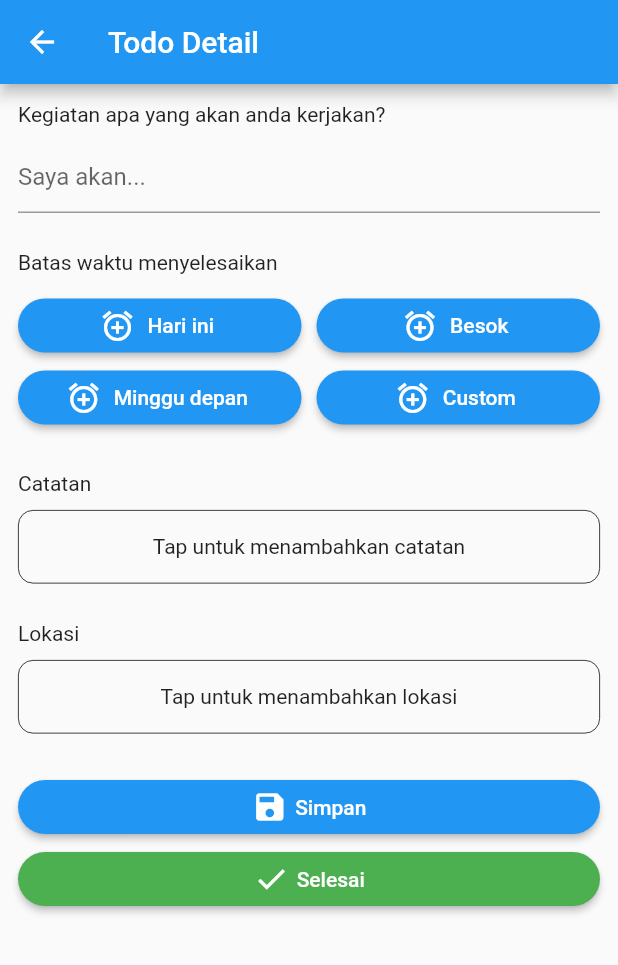
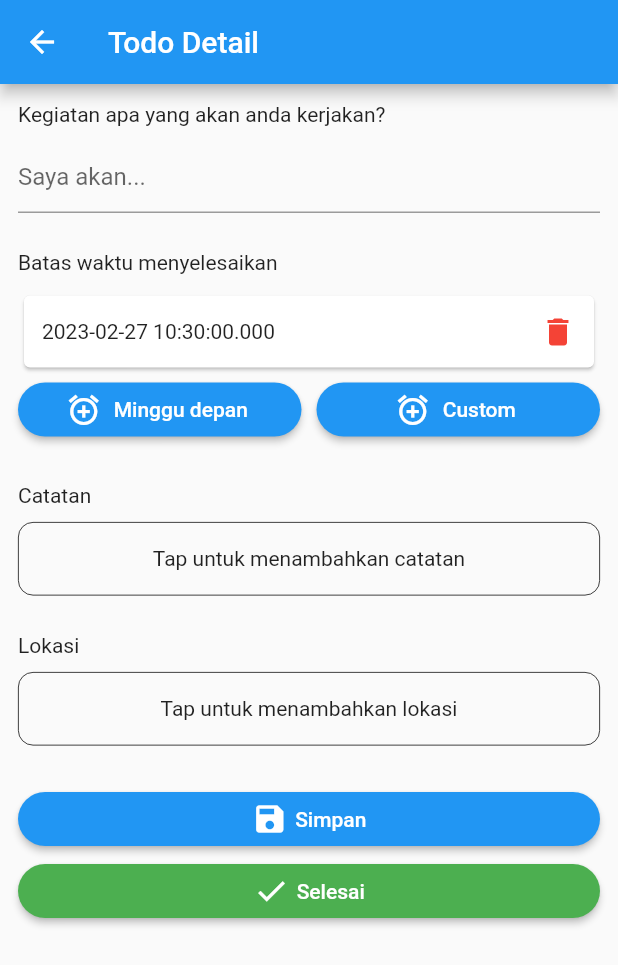
Before and after one commit to fanolans/ontask, a Flutter app: the TodoDetailScreen screen opened directly with empty values, after a tap on "Custom", on a phone screen of 412 x 824 dp. Shown: the top 965 px of the screen. Run offline on Flutter 3.47's test engine with Material 2 defaults, Android fonts, the phone set to English and light mode, and no system bars; our stand-ins replace cloud_firestore, firebase_auth, firebase_core; accounts and stored records are empty.

Commit message:
add showDatePicker

```diff
--- a/lib/screens/todo_detail_screen.dart
+++ b/lib/screens/todo_detail_screen.dart
@@ -12,6 +12,7 @@ class TodoDetailScreen extends StatefulWidget {
 class _TodoDetailScreenState extends State<TodoDetailScreen> {
   Todo _todo = Todo(id: '', title: '');
   final _todoTitleController = TextEditingController();
+  final _today = DateTime.now();
 
   @override
   void initState() {
@@ -38,6 +39,9 @@ class _TodoDetailScreenState extends State<TodoDetailScreen> {
             TextField(
               controller: _todoTitleController,
               decoration: const InputDecoration(hintText: 'Saya akan...'),
+              onChanged: (value) {
+                _todo = _todo.copyWith(title: value);
+              },
             ),
             const SizedBox(
               height: 25,
@@ -46,22 +50,72 @@ class _TodoDetailScreenState extends State<TodoDetailScreen> {
             const SizedBox(
               height: 10,
             ),
+            if (_todo.dueDate != null)
+              Card(
+                child: Padding(
+                  padding: const EdgeInsets.only(left: 12),
+                  child: Row(
+                    children: [
+                      Expanded(
+                        child: Text(
+                          _todo.dueDate.toString(),
+                        ),
+                      ),
+                      IconButton(
+                        onPressed: () {},
+                        icon: const Icon(
+                          Icons.delete,
+                          color: Colors.red,
+                        ),
+                      ),
+                    ],
+                  ),
+                ),
+              ),
+            if (_todo.dueDate == null)
               Row(
                 children: [
-                dueDateButton('Hari ini'),
+                  dueDateButton('Hari ini', value: _today),
                   const SizedBox(
                     width: 10,
                   ),
-                dueDateButton('Besok'),
+                  dueDateButton(
+                    'Besok',
+                    value: _today.add(
+                      const Duration(days: 1),
+                    ),
+                  ),
                 ],
               ),
             Row(
               children: [
-                dueDateButton('Minggu depan'),
+                dueDateButton(
+                  'Minggu depan',
+                  value: _today.add(
+                    Duration(days: (_today.weekday - 7).abs() + 1),
+                  ),
+                ),
                 const SizedBox(
                   width: 10,
                 ),
-                dueDateButton('Custom'),
+                dueDateButton(
+                  'Custom',
+                  onPressed: () async {
+                    DateTime? pickedDate = await showDatePicker(
+                      context: context,
+                      initialDate: _today,
+                      firstDate: _today,
+                      lastDate: DateTime(_today.year + 100),
+                    );
+                    if (pickedDate != null) {
+                      setState(
+                        () {
+                          _todo = _todo.copyWith(dueDate: pickedDate);
+                        },
+                      );
+                    }
+                  },
+                ),
               ],
             ),
             const SizedBox(
@@ -153,7 +207,11 @@ class _TodoDetailScreenState extends State<TodoDetailScreen> {
   }) {
     return Expanded(
       child: ElevatedButton.icon(
-        onPressed: () {},
+        onPressed: () {
+          setState(() {
+            _todo = _todo.copyWith(dueDate: value);
+          });
+        },
         icon: const Icon(Icons.add_alarm),
         label: Text(text),
         style: ElevatedButton.styleFrom(
```
Lines whose indentation alone changed are shown as unchanged.
